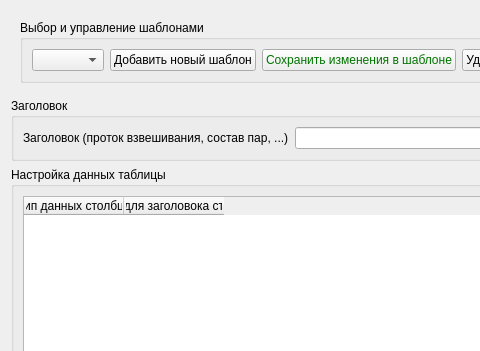
BarsukAlexey/xelarogi, file TournamentManager/dialogchosedata.ui: the form before one commit; both pictures show x 0 to 480 and y 0 to 351 of the 987 by 853 pixel window.
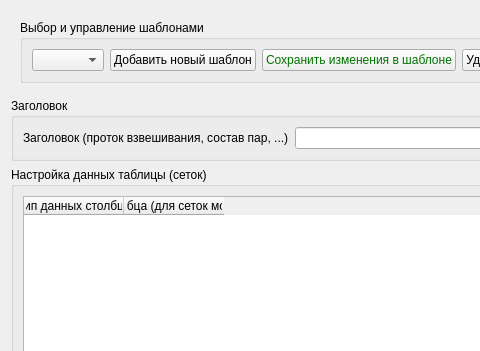
The form after the commit.

The edit to the form file:
```diff
--- a/TournamentManager/dialogchosedata.ui
+++ b/TournamentManager/dialogchosedata.ui
@@ -20,7 +20,7 @@
       <bool>true</bool>
      </property>
      <property name="title">
-      <string>Настройка данных таблицы</string>
+      <string>Настройка данных таблицы (сеток)</string>
      </property>
      <layout class="QGridLayout" name="gridLayout_3">
       <item row="0" column="0" colspan="3">
@@ -35,7 +35,7 @@
         </column>
         <column>
          <property name="text">
-          <string>Текст для заголовока столбца</string>
+          <string>Текст для заголовока столбца (для сеток можно ничего не указывать)</string>
          </property>
         </column>
        </widget>
```
